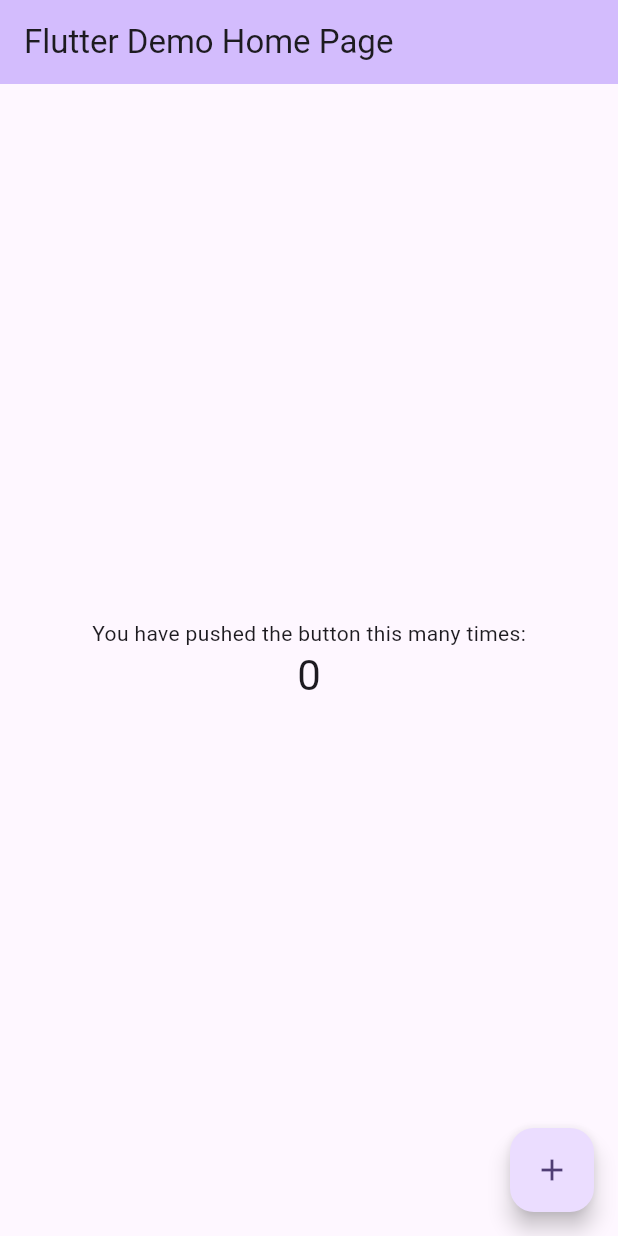
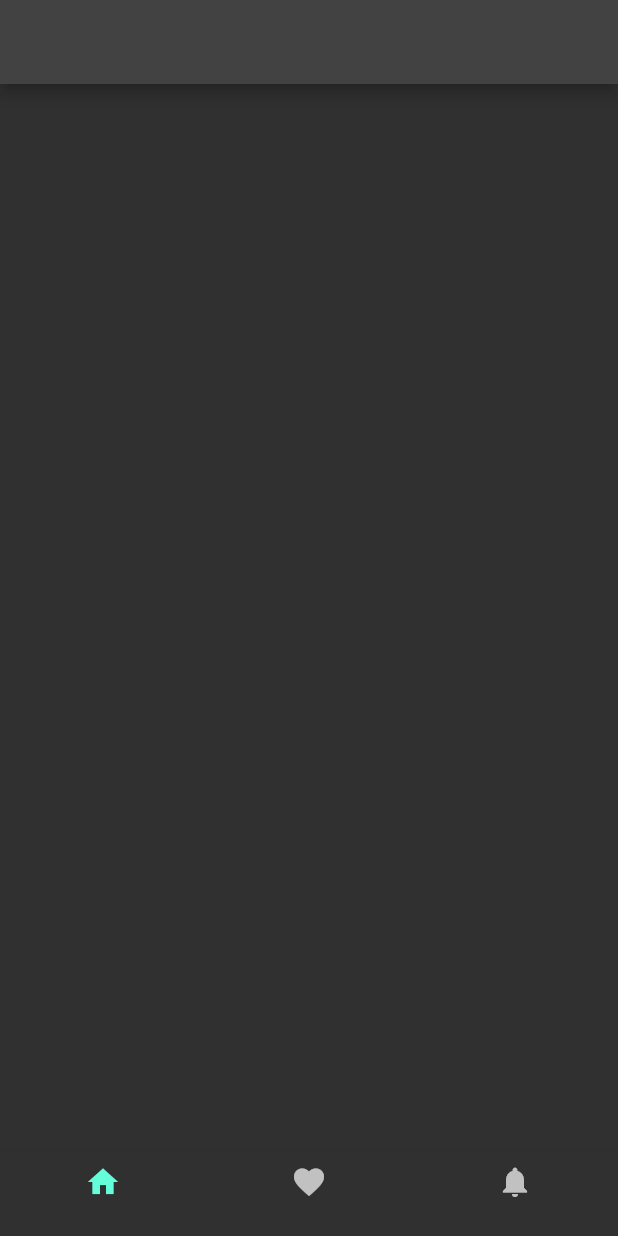
Before and after one commit to TiagoRibeiro02/Coffe_Shop, a Flutter app: the screen it shows after launch, on a phone screen of 412 x 824 dp. Run offline on Flutter 3.47's test engine with Material 2 defaults, Android fonts, the phone set to English and light mode, and no system bars.

Commit message:
base and botnavbar

```diff
--- a/coffee_ui/lib/main.dart
+++ b/coffee_ui/lib/main.dart
@@ -1,125 +1,24 @@
+import 'package:coffee_ui/pages/home_page.dart';
 import 'package:flutter/material.dart';
 
 void main() {
   runApp(const MyApp());
 }
 
-class MyApp extends StatelessWidget {
+class MyApp extends StatefulWidget {
   const MyApp({super.key});
 
-  // This widget is the root of your application.
+  @override
+  State<MyApp> createState() => _MyAppState();
+}
+
+class _MyAppState extends State<MyApp> {
   @override
   Widget build(BuildContext context) {
     return MaterialApp(
-      title: 'Flutter Demo',
-      theme: ThemeData(
-        // This is the theme of your application.
-        //
-        // TRY THIS: Try running your application with "flutter run". You'll see
-        // the application has a blue toolbar. Then, without quitting the app,
-        // try changing the seedColor in the colorScheme below to Colors.green
-        // and then invoke "hot reload" (save your changes or press the "hot
-        // reload" button in a Flutter-supported IDE, or press "r" if you used
-        // the command line to start the app).
-        //
-        // Notice that the counter didn't reset back to zero; the application
-        // state is not lost during the reload. To reset the state, use hot
-        // restart instead.
-        //
-        // This works for code too, not just values: Most code changes can be
-        // tested with just a hot reload.
-        colorScheme: ColorScheme.fromSeed(seedColor: Colors.deepPurple),
-        useMaterial3: true,
-      ),
-      home: const MyHomePage(title: 'Flutter Demo Home Page'),
+      debugShowCheckedModeBanner: false,
+      home: HomePage(),
+      theme: ThemeData(brightness: Brightness.dark),
     );
   }
 }
-
-class MyHomePage extends StatefulWidget {
-  const MyHomePage({super.key, required this.title});
-
-  // This widget is the home page of your application. It is stateful, meaning
-  // that it has a State object (defined below) that contains fields that affect
-  // how it looks.
-
-  // This class is the configuration for the state. It holds the values (in this
-  // case the title) provided by the parent (in this case the App widget) and
-  // used by the build method of the State. Fields in a Widget subclass are
-  // always marked "final".
-
-  final String title;
-
-  @override
-  State<MyHomePage> createState() => _MyHomePageState();
-}
-
-class _MyHomePageState extends State<MyHomePage> {
-  int _counter = 0;
-
-  void _incrementCounter() {
-    setState(() {
-      // This call to setState tells the Flutter framework that something has
-      // changed in this State, which causes it to rerun the build method below
-      // so that the display can reflect the updated values. If we changed
-      // _counter without calling setState(), then the build method would not be
-      // called again, and so nothing would appear to happen.
-      _counter++;
-    });
-  }
-
-  @override
-  Widget build(BuildContext context) {
-    // This method is rerun every time setState is called, for instance as done
-    // by the _incrementCounter method above.
-    //
-    // The Flutter framework has been optimized to make rerunning build methods
-    // fast, so that you can just rebuild anything that needs updating rather
-    // than having to individually change instances of widgets.
-    return Scaffold(
-      appBar: AppBar(
-        // TRY THIS: Try changing the color here to a specific color (to
-        // Colors.amber, perhaps?) and trigger a hot reload to see the AppBar
-        // change color while the other colors stay the same.
-        backgroundColor: Theme.of(context).colorScheme.inversePrimary,
-        // Here we take the value from the MyHomePage object that was created by
-        // the App.build method, and use it to set our appbar title.
-        title: Text(widget.title),
-      ),
-      body: Center(
-        // Center is a layout widget. It takes a single child and positions it
-        // in the middle of the parent.
-        child: Column(
-          // Column is also a layout widget. It takes a list of children and
-          // arranges them vertically. By default, it sizes itself to fit its
-          // children horizontally, and tries to be as tall as its parent.
-          //
-          // Column has various properties to control how it sizes itself and
-          // how it positions its children. Here we use mainAxisAlignment to
-          // center the children vertically; the main axis here is the vertical
-          // axis because Columns are vertical (the cross axis would be
-          // horizontal).
-          //
-          // TRY THIS: Invoke "debug painting" (choose the "Toggle Debug Paint"
-          // action in the IDE, or press "p" in the console), to see the
-          // wireframe for each widget.
-          mainAxisAlignment: MainAxisAlignment.center,
-          children: <Widget>[
-            const Text(
-              'You have pushed the button this many times:',
-            ),
-            Text(
-              '$_counter',
-              style: Theme.of(context).textTheme.headlineMedium,
-            ),
-          ],
-        ),
-      ),
-      floatingActionButton: FloatingActionButton(
-        onPressed: _incrementCounter,
-        tooltip: 'Increment',
-        child: const Icon(Icons.add),
-      ), // This trailing comma makes auto-formatting nicer for build methods.
-    );
-  }
-}
--- /dev/null
+++ b/coffee_ui/lib/pages/home_page.dart
@@ -0,0 +1,42 @@
+import 'package:flutter/material.dart';
+
+class HomePage extends StatefulWidget {
+  const HomePage({super.key});
+
+  @override
+  State<HomePage> createState() => _HomePageState();
+}
+
+class _HomePageState extends State<HomePage> {
+  @override
+  Widget build(BuildContext context) {
+    return Scaffold(
+      appBar: AppBar(),
+        bottomNavigationBar: BottomNavigationBar(
+          items: [
+            BottomNavigationBarItem(
+              icon: Icon(Icons.home),
+              label: '',
+            ),
+            BottomNavigationBarItem(
+              icon: Icon(Icons.favorite),
+              label: '',
+            ),
+            BottomNavigationBarItem(
+              icon: Icon(Icons.notifications),
+              label: '',
+            )
+          ],
+        ),
+        body: Column(
+          children: [
+            //Find bast coffee for you
+
+            //Search bar
+
+            //horizontal listview of coffee tiles
+          ],
+        )
+    );
+  }
+}
--- a/coffee_ui/pubspec.yaml
+++ b/coffee_ui/pubspec.yaml
@@ -59,9 +59,8 @@ flutter:
   uses-material-design: true
 
   # To add assets to your application, add an assets section, like this:
-  # assets:
-  #   - images/a_dot_burr.jpeg
-  #   - images/a_dot_ham.jpeg
+  assets:
+    - assets/
 
   # An image asset can refer to one or more resolution-specific "variants", see
   # https://flutter.dev/assets-and-images/#resolution-aware
```
